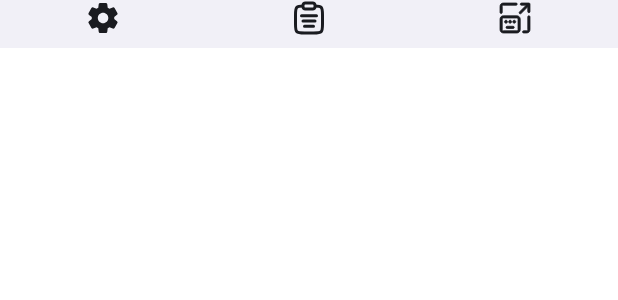
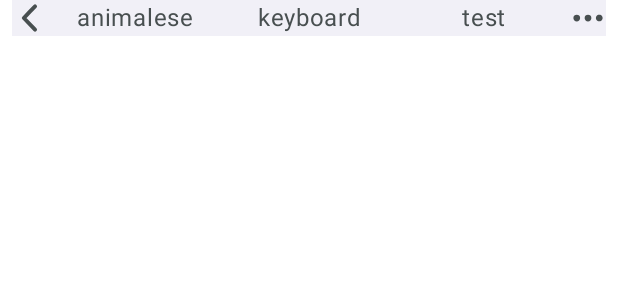
Before and after one commit to joshxviii/animalese-typing-keyboard, an Android app built with Jetpack Compose: the @Preview function TopBarPreview, on a phone screen of 412 x 824 dp. Shown: the top 300 px of the screen. Run offline under Robolectric (Android 15) with nearby library versions, the phone set to English and light mode, and no system bars.

Commit message:
Create predictive text suggestion UI

```diff
--- /dev/null
+++ b/app/src/main/java/com/example/animalese_typing/ui/keyboard/TextSuggestBar.kt
@@ -0,0 +1,74 @@
+package com.example.animalese_typing.ui.keyboard
+
+import androidx.compose.foundation.clickable
+import androidx.compose.foundation.layout.Arrangement
+import androidx.compose.foundation.layout.Row
+import androidx.compose.foundation.layout.fillMaxWidth
+import androidx.compose.foundation.layout.height
+import androidx.compose.foundation.layout.padding
+import androidx.compose.foundation.layout.size
+import androidx.compose.material3.Icon
+import androidx.compose.material3.IconButton
+import androidx.compose.material3.Text
+import androidx.compose.runtime.Composable
+import androidx.compose.ui.Alignment
+import androidx.compose.ui.Modifier
+import androidx.compose.ui.res.painterResource
+import androidx.compose.ui.text.style.TextAlign
+import androidx.compose.ui.tooling.preview.Preview
+import androidx.compose.ui.unit.dp
+import com.example.animalese_typing.R
+import com.example.animalese_typing.ui.theme.AnimaleseColors
+import com.example.animalese_typing.ui.theme.AnimaleseTypingTheme
+
+@Composable
+fun TextSuggestBar(
+    suggestions: List<String>,
+    onSuggestionClick: (String) -> Unit = {},
+    onExitSuggestion: () -> Unit = {},
+    modifier: Modifier = Modifier,
+) {
+    Row(
+        modifier = modifier
+            .fillMaxWidth(),
+        horizontalArrangement = Arrangement.SpaceEvenly,
+        verticalAlignment = Alignment.CenterVertically
+    ) {
+        //Back button
+        IconButton(
+            onClick = onExitSuggestion,
+            modifier = Modifier.size(
+                24.dp
+            )
+        ) {
+            Icon(
+                painter = painterResource(id = R.drawable.ic_backout),
+                contentDescription = "",
+                tint = AnimaleseColors.keyText
+            )
+        }
+
+        // show top 3 suggestions
+        suggestions.slice(0..2)
+            .forEach { suggestion ->
+            Text(
+                text = suggestion,
+                color = AnimaleseColors.keyText,
+                textAlign = TextAlign.Center,
+                modifier = Modifier
+                    .weight(1f)
+                    .clickable { onSuggestionClick(suggestion) }
+            )
+        }
+    }
+}
+
+// region UI PREVIEW
+@Preview(showBackground = true, widthDp = 490)
+@Composable
+fun TextSuggestBarPreview() {
+    AnimaleseTypingTheme {
+        TextSuggestBar(suggestions = listOf("animalese", "keyboard", "test", "more"))
+    }
+}
+// endregion
--- a/app/src/main/java/com/example/animalese_typing/ui/keyboard/TopBar.kt
+++ b/app/src/main/java/com/example/animalese_typing/ui/keyboard/TopBar.kt
@@ -13,6 +13,7 @@ import androidx.compose.material3.MaterialTheme
 import androidx.compose.runtime.Composable
 import androidx.compose.ui.Alignment
 import androidx.compose.ui.Modifier
+import androidx.compose.ui.graphics.Color
 import androidx.compose.ui.res.painterResource
 import androidx.compose.ui.tooling.preview.Preview
 import androidx.compose.ui.unit.dp
@@ -31,11 +32,12 @@ fun TopBar(
     Row(
         modifier = Modifier
             .fillMaxWidth()
-            .background(color = MaterialTheme.colorScheme.background)
-            .padding(8.dp, 0.dp, 8.dp, 8.dp),
-        horizontalArrangement = Arrangement.spacedBy(16.dp),
+            .padding(8.dp, 0.dp, 8.dp, 8.dp)
+            .background(color = AnimaleseColors.background),
         verticalAlignment = Alignment.CenterVertically,
     ) {
+        val showSuggestions = false
+        if (showSuggestions) {
             TopBarButton(
                 icon = R.drawable.ic_settings,
                 onClick = onSettings,
@@ -52,6 +54,28 @@ fun TopBar(
                 modifier = Modifier.weight(1f)
             )
         }
+        else {
+            TextSuggestBar(
+                suggestions = listOf("animalese", "keyboard", "test", "more"),
+                modifier =  Modifier.weight(1f)
+            )
+        }
+
+        // edit menu button
+        IconButton(
+            onClick = { /*TODO*/ },
+            modifier = Modifier.size(
+                24.dp
+            )
+        ) {
+            Icon(
+                painter = painterResource(id = R.drawable.ic_elipsis),
+                contentDescription = "",
+                tint = AnimaleseColors.keyText
+            )
+        }
+
+    }
 }
 
 @Composable
@@ -62,9 +86,14 @@ fun TopBarButton(
 ) {
     IconButton(
         onClick = onClick,
-        modifier = modifier.size(24.dp)
+        modifier = modifier
+            .size(24.dp)
+            .padding(16.dp, 0.dp)
     ) {
-        Icon(painter = painterResource(icon), contentDescription = "", tint = AnimaleseColors.keyIcon)
+        Icon(
+            painter = painterResource(icon),
+            contentDescription = "",
+            tint = AnimaleseColors.keyIcon)
     }
 }
 
--- a/app/src/main/java/com/example/animalese_typing/ui/keyboard/layouts/SpecialCharacters.kt
+++ b/app/src/main/java/com/example/animalese_typing/ui/keyboard/layouts/SpecialCharacters.kt
@@ -47,7 +47,7 @@ object SpecialCharacters: Layout( listOf(
         listOf(
             Key.TextKey("ABC", 0.15f,"alt", event=KeyFunctions.OPEN_KEYPAD),
             Key.CharKey(',', 0.1f,"alt"),
-            Key.CharKey(' ', 0.5f, isRepeatable = true),
+            Key.CharKey(' ', 0.5f, isRepeatable = true, showPopup = false),
             Key.CharKey('.', 0.1f,"alt"),
             Key.IconKey(R.drawable.ic_enter,0.15f,"highlight", event=KeyFunctions.ENTER)
         )
--- a/app/src/main/java/com/example/animalese_typing/ui/keyboard/layouts/SpecialCharactersAlt.kt
+++ b/app/src/main/java/com/example/animalese_typing/ui/keyboard/layouts/SpecialCharactersAlt.kt
@@ -47,7 +47,7 @@ object SpecialCharactersAlt: Layout( listOf(
         listOf(
             Key.TextKey("ABC", 0.15f,"alt", event=KeyFunctions.OPEN_KEYPAD),
             Key.CharKey(',', 0.1f,"alt"),
-            Key.CharKey(' ', 0.5f, isRepeatable = true),
+            Key.CharKey(' ', 0.5f, isRepeatable = true, showPopup = false),
             Key.CharKey('.', 0.1f,"alt"),
             Key.IconKey(R.drawable.ic_enter,0.15f,"highlight", event=KeyFunctions.ENTER)
         )
--- /dev/null
+++ b/app/src/main/res/drawable/ic_backout.xml
@@ -0,0 +1,20 @@
+<vector xmlns:android="http://schemas.android.com/apk/res/android"
+    android:width="32dp"
+    android:height="32dp"
+    android:viewportWidth="24"
+    android:viewportHeight="24">
+  <path
+      android:pathData="m15.366,4.236c-2.694,2.694 0,0 -7.486,7.77 7.486,7.786 7.486,7.786 7.486,7.786v0"
+      android:strokeLineJoin="round"
+      android:strokeWidth="2.625"
+      android:fillColor="#00000000"
+      android:strokeColor="#000000"
+      android:strokeLineCap="round"/>
+  <path
+      android:pathData="m15.366,4.236c-2.694,2.694 0,0 -7.486,7.77 7.486,7.786 7.486,7.786 7.486,7.786v0"
+      android:strokeLineJoin="round"
+      android:strokeWidth="2.625"
+      android:fillColor="#00000000"
+      android:strokeColor="#00000000"
+      android:strokeLineCap="round"/>
+</vector>
--- a/app/src/main/res/drawable/ic_elipsis.xml
+++ b/app/src/main/res/drawable/ic_elipsis.xml
@@ -1,5 +1,27 @@
-<vector xmlns:android="http://schemas.android.com/apk/res/android" android:height="24dp" android:viewportHeight="24" android:viewportWidth="24" android:width="24dp">
-
-    <path android:fillColor="#000" android:fillType="evenOdd" android:pathData="M18,14a2,2 0,1 1,0 -4a2,2 0,0 1,0 4M6,14a2,2 0,1 1,0 -4a2,2 0,0 1,0 4m6,0a2,2 0,1 1,0 -4a2,2 0,0 1,0 4" android:strokeColor="#000" android:strokeWidth="1"/>
-
+<vector xmlns:android="http://schemas.android.com/apk/res/android"
+    android:width="32dp"
+    android:height="32dp"
+    android:viewportWidth="24"
+    android:viewportHeight="24">
+  <path
+      android:pathData="M12,12m-2.25,0a2.25,2.25 0,1 1,4.5 0a2.25,2.25 0,1 1,-4.5 0"
+      android:strokeLineJoin="round"
+      android:strokeWidth="2.625"
+      android:fillColor="#000000"
+      android:strokeColor="#00000000"
+      android:strokeLineCap="round"/>
+  <path
+      android:pathData="M4.5,12m-2.25,0a2.25,2.25 0,1 1,4.5 0a2.25,2.25 0,1 1,-4.5 0"
+      android:strokeLineJoin="round"
+      android:strokeWidth="2.625"
+      android:fillColor="#000000"
+      android:strokeColor="#00000000"
+      android:strokeLineCap="round"/>
+  <path
+      android:pathData="M19.5,12m-2.25,0a2.25,2.25 0,1 1,4.5 0a2.25,2.25 0,1 1,-4.5 0"
+      android:strokeLineJoin="round"
+      android:strokeWidth="2.625"
+      android:fillColor="#000000"
+      android:strokeColor="#00000000"
+      android:strokeLineCap="round"/>
 </vector>
```
Lines whose indentation alone changed are shown as unchanged.
